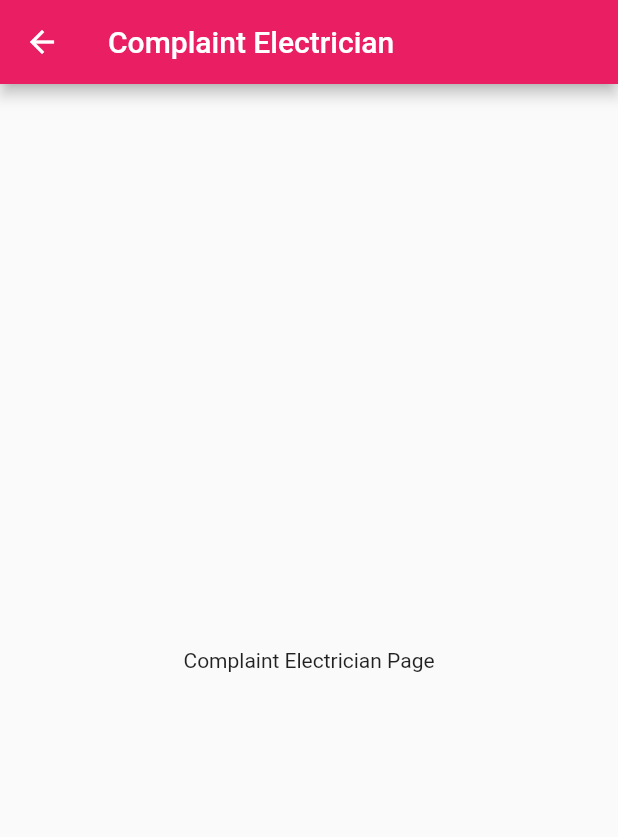
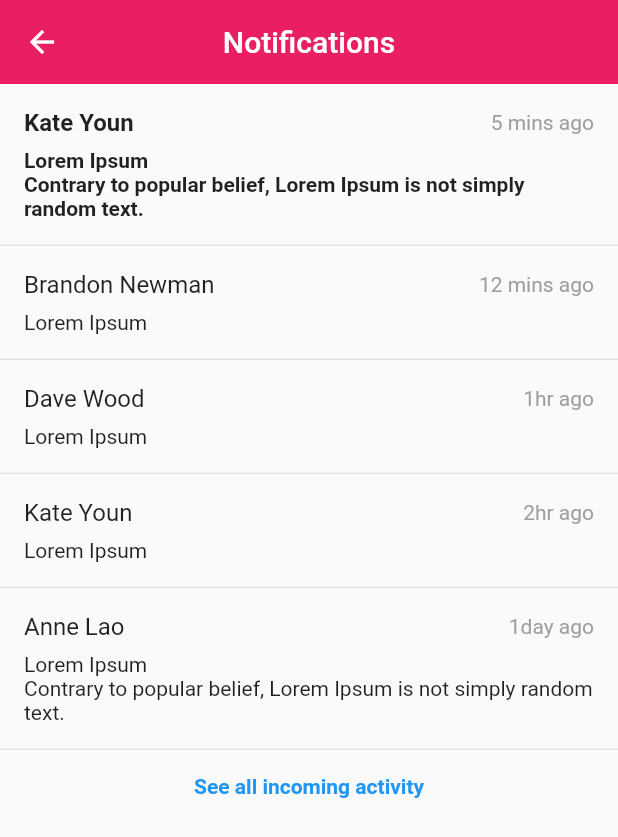
Before and after one commit to Farzana-Samia/FixItINow, a Flutter app: the NotificationPage screen opened directly, on a phone screen of 412 x 824 dp. Shown: the top 837 px of the screen. Run offline on Flutter 3.47's test engine with Material 3 defaults, Android fonts, the phone set to English and light mode, and no system bars; our stand-ins replace cloud_firestore, firebase_auth, firebase_core, flutter_local_notifications, pie_chart; missing offline and left inert: flutter_fix_it_now; accounts and stored records are empty.

Commit message:
new commmit

```diff
--- a/lib/team-mritteka/notification_mritteka.dart
+++ b/lib/team-mritteka/notification_mritteka.dart
@@ -5,9 +5,116 @@ class NotificationPage extends StatelessWidget {
 
   @override
   Widget build(BuildContext context) {
-    return Scaffold(
-      appBar: AppBar(title: const Text('Complaint Electrician')),
-      body: const Center(child: Text('Complaint Electrician Page')),
-    );
+  return Scaffold(
+  appBar: AppBar(
+  title: const Text('Notifications'),
+  centerTitle: true,
+  elevation: 0,
+  ),
+  body: ListView(
+  children: const [
+  NotificationItem(
+  name: 'Kate Youn',
+  time: '5 mins ago',
+  message:
+  'Lorem Ipsum\nContrary to popular belief, Lorem Ipsum is not simply random text.',
+  isBold: true,
+  ),
+  Divider(height: 1),
+  NotificationItem(
+  name: 'Brandon Newman',
+  time: '12 mins ago',
+  message: 'Lorem Ipsum',
+  ),
+  Divider(height: 1),
+  NotificationItem(
+  name: 'Dave Wood',
+  time: '1hr ago',
+  message: 'Lorem Ipsum',
+  ),
+  Divider(height: 1),
+  NotificationItem(
+  name: 'Kate Youn',
+  time: '2hr ago',
+  message: 'Lorem Ipsum',
+  ),
+  Divider(height: 1),
+  NotificationItem(
+  name: 'Anne Lao',
+  time: '1day ago',
+  message:
+  'Lorem Ipsum\nContrary to popular belief, Lorem Ipsum is not simply random text.',
+  ),
+  Divider(height: 1),
+  Padding(
+  padding: EdgeInsets.all(16.0),
+  child: Center(
+  child: Text(
+  'See all incoming activity',
+  style: TextStyle(
+  color: Colors.blue,
+  fontWeight: FontWeight.bold,
+  ),
+  ),
+  ),
+  ),
+  ],
+  ),
+  );
   }
-}
+  }
+
+// Individual notification item widget
+  class NotificationItem extends StatelessWidget {
+  final String name;
+  final String time;
+  final String message;
+  final bool isBold;
+
+  const NotificationItem({
+  super.key,
+  required this.name,
+  required this.time,
+  required this.message,
+  this.isBold = false,
+  });
+
+
+  @override
+  Widget build(BuildContext context) {
+  return Padding(
+  padding: const EdgeInsets.all(16.0),
+  child: Column(
+  crossAxisAlignment: CrossAxisAlignment.start,
+  children: [
+  Row(
+  mainAxisAlignment: MainAxisAlignment.spaceBetween,
+  children: [
+  Text(
+  name,
+  style: TextStyle(
+  fontWeight: isBold ? FontWeight.bold : FontWeight.normal,
+  fontSize: 16,
+  ),
+  ),
+  Text(
+  time,
+  style: const TextStyle(
+  color: Colors.grey,
+  fontSize: 14,
+  ),
+  ),
+  ],
+  ),
+  const SizedBox(height: 8),
+  Text(
+  message,
+  style: TextStyle(
+  fontWeight: isBold ? FontWeight.bold : FontWeight.normal,
+  ),
+  ),
+  ],
+  ),
+  );
+  }
+  }
```
